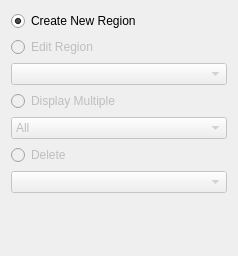
Above: resources/designer_ui/regionviewcontrol.ui from jonathanHuwP/CrystalGrowthTracker before the change. Below: the same form after it.
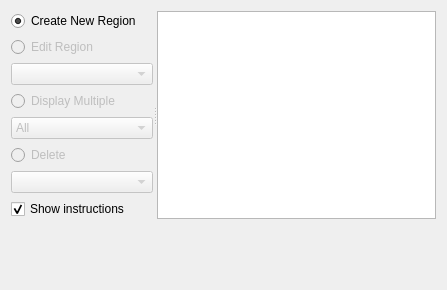
That is the form after the change.

Patch:
```diff
--- a/resources/designer_ui/regionviewcontrol.ui
+++ b/resources/designer_ui/regionviewcontrol.ui
@@ -6,13 +6,20 @@
    <rect>
     <x>0</x>
     <y>0</y>
-    <width>238</width>
-    <height>256</height>
+    <width>447</width>
+    <height>290</height>
    </rect>
   </property>
   <property name="windowTitle">
    <string>Region views controls</string>
   </property>
+  <layout class="QVBoxLayout" name="verticalLayout_2">
+   <item>
+    <widget class="QSplitter" name="splitter">
+     <property name="orientation">
+      <enum>Qt::Horizontal</enum>
+     </property>
+     <widget class="QWidget" name="layoutWidget">
   <layout class="QVBoxLayout" name="verticalLayout">
    <item>
     <widget class="QRadioButton" name="_createRegionButton">
@@ -96,6 +103,21 @@
     </widget>
    </item>
    <item>
+        <widget class="QCheckBox" name="_showInstructionsBox">
+         <property name="text">
+          <string>Show instructions</string>
+         </property>
+         <property name="checked">
+          <bool>true</bool>
+         </property>
+        </widget>
+       </item>
+      </layout>
+     </widget>
+     <widget class="QTextBrowser" name="_instructionsBrowser"/>
+    </widget>
+   </item>
+   <item>
     <spacer name="verticalSpacer">
      <property name="orientation">
       <enum>Qt::Vertical</enum>
```
Left out of the diff: 16 changed lines with no effect on the pictures. Lines whose indentation alone changed are shown as unchanged.
